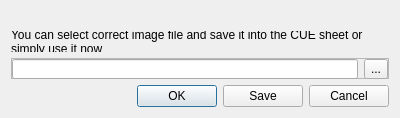
DrMoriarty/cuberok, file src/cuecontrol.ui: the form before one commit.
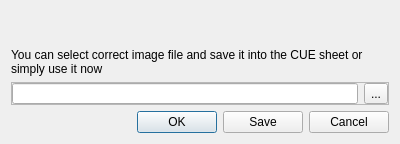
The form after the commit.

```diff
--- a/src/cuecontrol.ui
+++ b/src/cuecontrol.ui
@@ -7,7 +7,7 @@
     <x>0</x>
     <y>0</y>
     <width>400</width>
-    <height>118</height>
+    <height>144</height>
    </rect>
   </property>
   <property name="windowTitle">
```
